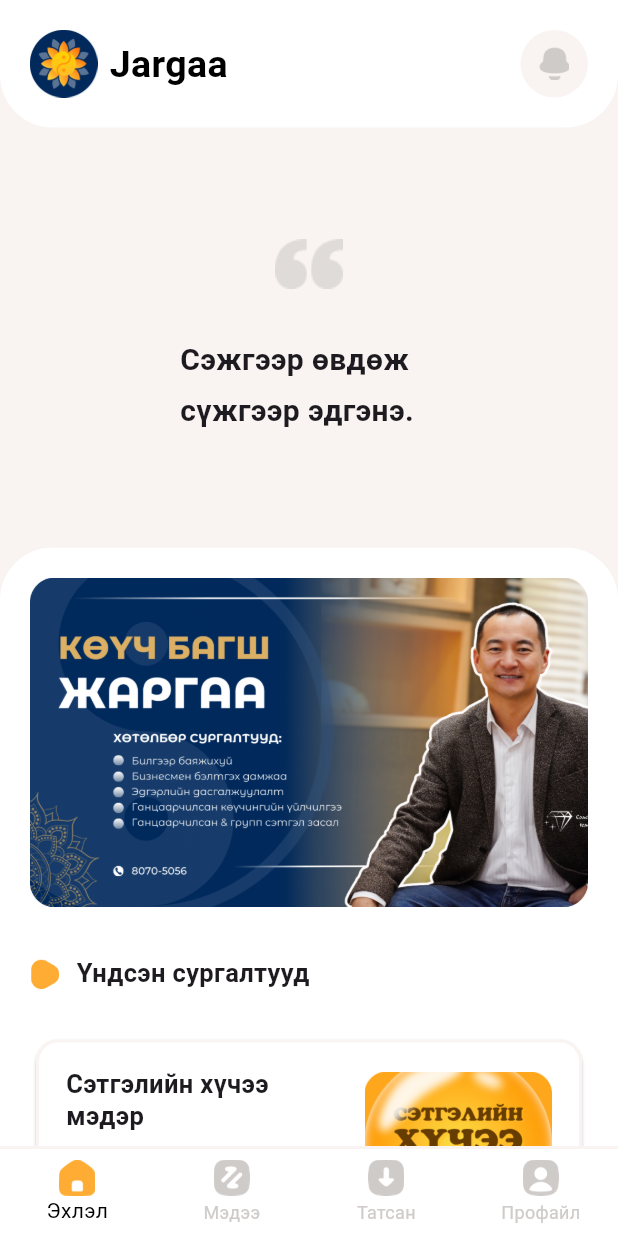
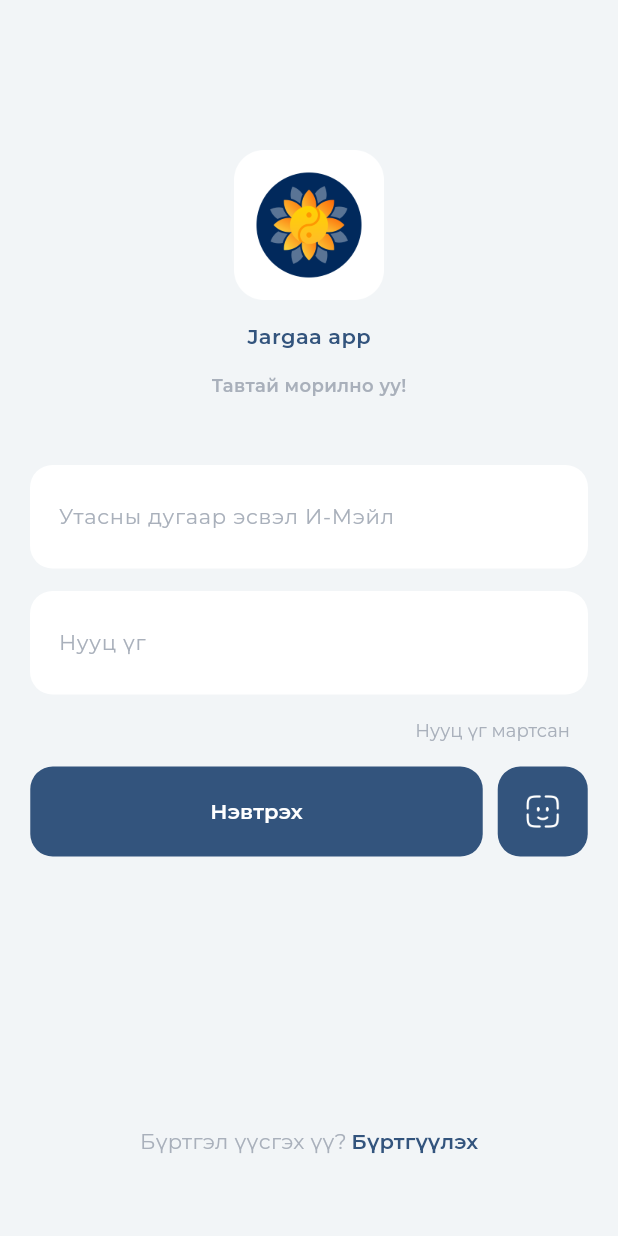
Before and after one commit to Todkhuu/audio_app, a Flutter app: the screen it shows after launch, on a phone screen of 412 x 824 dp. Run offline on Flutter 3.47's test engine with Material 3 defaults, Android fonts, the light colour scheme and no system bars; our stand-ins replace audio_video_progress_bar, dio, google_fonts, just_audio, shared_preferences; accounts and stored records are empty; Roboto replaces fonts that are missing (Geologica).

Commit message:
login screen

```diff
--- /dev/null
+++ b/lib/common/auth_logo.dart
@@ -0,0 +1,34 @@
+import 'package:flutter/material.dart';
+
+class AuthLogo extends StatelessWidget {
+  const AuthLogo({super.key});
+
+  @override
+  Widget build(BuildContext context) {
+    return Column(
+      children: [
+        Image.asset('assets/images/auth/authlogo.png', width: 100),
+        const SizedBox(height: 15),
+        Text(
+          'Jargaa app',
+          style: TextStyle(
+            fontWeight: FontWeight.w600,
+            fontSize: 14,
+            height: 18.54 / 14,
+            color: Color(0xFF33547D),
+          ),
+        ),
+        const SizedBox(height: 15),
+        Text(
+          'Тавтай морилно уу!',
+          style: TextStyle(
+            fontWeight: FontWeight.w600,
+            fontSize: 12,
+            height: 18.54 / 14,
+            color: Color(0xFFA9B0BB),
+          ),
+        ),
+      ],
+    );
+  }
+}
--- a/lib/main.dart
+++ b/lib/main.dart
@@ -1,9 +1,16 @@
-import 'package:audio_app_2/screens/audio_app_bottom_nav.dart';
+import 'package:audio_app_2/managers/auth_manager.dart';
+import 'package:audio_app_2/screens/auth/login_screen.dart';
 import 'package:flutter/material.dart';
 import 'package:google_fonts/google_fonts.dart';
+import 'package:provider/provider.dart';
 
 void main() {
-  runApp(const MyApp());
+  runApp(
+    MultiProvider(
+      providers: [ChangeNotifierProvider(create: (_) => AuthManager())],
+      child: const MyApp(),
+    ),
+  );
 }
 
 class MyApp extends StatelessWidget {
@@ -13,16 +20,18 @@ class MyApp extends StatelessWidget {
     return MaterialApp(
       title: 'Audio Downloader',
       theme: ThemeData(
+        scaffoldBackgroundColor: const Color(0xFFf2f5f7),
         appBarTheme: const AppBarTheme(
           backgroundColor: Colors.white,
           surfaceTintColor: Colors.transparent, // Энэ нь чухал!
           elevation: 1,
         ),
-
-        textTheme: GoogleFonts.geologicaTextTheme(Theme.of(context).textTheme),
+        textTheme: GoogleFonts.montserratTextTheme(Theme.of(context).textTheme),
       ),
       debugShowCheckedModeBanner: false,
-      home: const AudioAppBottomNav(),
+      home: const LoginScreen(),
     );
   }
 }
+
+// const AudioAppBottomNav()
--- /dev/null
+++ b/lib/models/user_model.dart
@@ -0,0 +1,7 @@
+class User {
+  final String identifier; // email эсвэл phone
+  final String password;
+  final String code;
+
+  User({required this.identifier, required this.password, required this.code});
+}
--- /dev/null
+++ b/lib/screens/auth/login_screen.dart
@@ -0,0 +1,28 @@
+import 'package:audio_app_2/common/auth_logo.dart';
+import 'package:audio_app_2/screens/auth/widgets/login_footer.dart';
+import 'package:audio_app_2/screens/auth/widgets/login_form.dart';
+import 'package:flutter/material.dart';
+
+class LoginScreen extends StatelessWidget {
+  const LoginScreen({super.key});
+
+  @override
+  Widget build(BuildContext context) {
+    return Scaffold(
+      body: Column(
+        children: [
+          Padding(padding: const EdgeInsets.only(top: 100), child: AuthLogo()),
+          Padding(
+            padding: const EdgeInsets.symmetric(horizontal: 20),
+            child: LoginForm(),
+          ),
+          Expanded(child: SizedBox()),
+          Padding(
+            padding: const EdgeInsets.only(bottom: 53),
+            child: LoginFooter(),
+          ),
+        ],
+      ),
+    );
+  }
+}
--- /dev/null
+++ b/lib/screens/auth/widgets/login_footer.dart
@@ -0,0 +1,44 @@
+import 'package:audio_app_2/screens/auth/signup_screen.dart';
+import 'package:flutter/material.dart';
+
+class LoginFooter extends StatelessWidget {
+  const LoginFooter({super.key});
+
+  @override
+  Widget build(BuildContext context) {
+    return Row(
+      mainAxisAlignment: MainAxisAlignment.center,
+      children: [
+        Text(
+          'Бүртгэл үүсгэх үү?',
+          style: TextStyle(
+            fontWeight: FontWeight.w400,
+            fontSize: 14,
+            color: Color(0xFFA9B0BB),
+          ),
+        ),
+        TextButton(
+          onPressed: () {
+            Navigator.push(
+              context,
+              MaterialPageRoute(builder: (context) => const SignupScreen()),
+            );
+          },
+          style: TextButton.styleFrom(
+            padding: EdgeInsets.only(left: 3),
+            minimumSize: Size.zero,
+            tapTargetSize: MaterialTapTargetSize.shrinkWrap,
+          ),
+          child: Text(
+            'Бүртгүүлэх',
+            style: TextStyle(
+              fontWeight: FontWeight.w600,
+              fontSize: 14,
+              color: Color(0xFF33547D),
+            ),
+          ),
+        ),
+      ],
+    );
+  }
+}
--- /dev/null
+++ b/lib/screens/auth/widgets/login_form.dart
@@ -0,0 +1,147 @@
+import 'package:audio_app_2/managers/auth_manager.dart';
+import 'package:audio_app_2/screens/auth/widgets/face_id_dialog.dart';
+import 'package:audio_app_2/utils/input_decoration_helper.dart';
+import 'package:audio_app_2/utils/validators.dart';
+import 'package:flutter/material.dart';
+import 'package:provider/provider.dart';
+
+class LoginForm extends StatefulWidget {
+  const LoginForm({super.key});
+
+  @override
+  State<LoginForm> createState() => _LoginFormState();
+}
+
+class _LoginFormState extends State<LoginForm> {
+  final _formKey = GlobalKey<FormState>();
+  final _identifierController = TextEditingController();
+  final _passwordController = TextEditingController();
+
+  @override
+  void dispose() {
+    _identifierController.dispose();
+    _passwordController.dispose();
+    super.dispose();
+  }
+
+  @override
+  Widget build(BuildContext context) {
+    final authManager = context.watch<AuthManager>();
+
+    return Form(
+      key: _formKey,
+      child: Column(
+        mainAxisSize: MainAxisSize.min,
+        children: [
+          const SizedBox(height: 45),
+
+          TextFormField(
+            controller: _identifierController,
+            decoration: InputDecorationHelper().buildInputDecoration(
+              "Утасны дугаар эсвэл И-Мэйл",
+            ),
+            validator: Validators.validateIdentifier,
+          ),
+
+          const SizedBox(height: 15),
+
+          TextFormField(
+            controller: _passwordController,
+            obscureText: true,
+            decoration: InputDecorationHelper().buildInputDecoration("Нууц үг"),
+            validator: Validators.validatePassword,
+          ),
+
+          Align(
+            alignment: Alignment.centerRight,
+            child: TextButton(
+              onPressed: () {},
+              child: const Text(
+                'Нууц үг мартсан',
+                style: TextStyle(
+                  fontWeight: FontWeight.w400,
+                  fontSize: 12,
+                  color: Color(0xFFA9B0BB),
+                ),
+              ),
+            ),
+          ),
+
+          Row(
+            mainAxisAlignment: MainAxisAlignment.center,
+            children: [
+              // Нэвтрэх товч
+              Row(
+                children: [
+                  ElevatedButton(
+                    onPressed: () async {
+                      if (_formKey.currentState!.validate()) {
+                        await authManager.login(
+                          _identifierController.text.trim(),
+                          _passwordController.text,
+                        );
+
+                        if (authManager.errorMessage != null) {
+                          ScaffoldMessenger.of(context).showSnackBar(
+                            SnackBar(content: Text(authManager.errorMessage!)),
+                          );
+                        }
+                      }
+                    },
+                    style: ElevatedButton.styleFrom(
+                      backgroundColor: const Color(0xFF33547D),
+                      foregroundColor: Colors.white,
+                      padding: const EdgeInsets.symmetric(
+                        horizontal: 120,
+                        vertical: 20,
+                      ),
+                      shape: RoundedRectangleBorder(
+                        borderRadius: BorderRadius.circular(15),
+                      ),
+                      elevation: 0,
+                    ),
+                    child: authManager.isLoading
+                        ? const SizedBox(
+                            width: 20,
+                            height: 20,
+                            child: CircularProgressIndicator(
+                              color: Colors.white,
+                              strokeWidth: 2,
+                            ),
+                          )
+                        : const Text(
+                            "Нэвтрэх",
+                            style: TextStyle(
+                              fontWeight: FontWeight.w600,
+                              fontSize: 14,
+                            ),
+                          ),
+                  ),
+                ],
+              ),
+
+              const SizedBox(width: 10),
+
+              IconButton(
+                icon: Image.asset('assets/images/auth/face.png', width: 24),
+                tooltip: "Face ID-ээр нэвтрэх",
+                style: IconButton.styleFrom(
+                  backgroundColor: const Color(0xFF33547D),
+                  foregroundColor: Colors.white,
+                  padding: const EdgeInsets.all(18),
+                  shape: RoundedRectangleBorder(
+                    borderRadius: BorderRadius.circular(15),
+                  ),
+                  elevation: 0,
+                ),
+                onPressed: () {
+                  FaceIDDialog.show(context: context, authManager: authManager);
+                },
+              ),
+            ],
+          ),
+        ],
+      ),
+    );
+  }
+}
--- /dev/null
+++ b/lib/utils/input_decoration_helper.dart
@@ -0,0 +1,21 @@
+import 'package:flutter/material.dart';
+
+class InputDecorationHelper {
+  InputDecoration buildInputDecoration(String labelText) {
+    return InputDecoration(
+      labelText: labelText,
+      labelStyle: const TextStyle(
+        color: Color(0xFFA9B0BB),
+        fontSize: 14,
+        fontWeight: FontWeight.w400,
+      ),
+      border: OutlineInputBorder(
+        borderRadius: BorderRadius.circular(15),
+        borderSide: BorderSide.none,
+      ),
+      filled: true,
+      fillColor: Colors.white,
+      contentPadding: const EdgeInsets.only(left: 15, top: 23, bottom: 22),
+    );
+  }
+}
--- /dev/null
+++ b/lib/utils/validators.dart
@@ -0,0 +1,30 @@
+class Validators {
+  static String? validateIdentifier(String? value) {
+    if (value == null || value.isEmpty) return "Email эсвэл утас хоосон байна";
+    final emailRegex = RegExp(r"^[\w-\.]+@([\w-]+\.)+[\w-]{2,4}$");
+    final phoneRegex = RegExp(r"^\+?\d{8,15}$");
+
+    if (!emailRegex.hasMatch(value) && !phoneRegex.hasMatch(value)) {
+      return "Email эсвэл утас буруу байна";
+    }
+    return null;
+  }
+
+  static String? validatePassword(String? value) {
+    if (value == null || value.isEmpty) return "Нууц үг хоосон байна";
+    if (value.length < 6) return "Нууц үг дор хаяж 6 тэмдэгттэй байх ёстой";
+    return null;
+  }
+
+  static String? validatePhone(String? value) {
+    if (value == null || value.isEmpty) return "Утас хоосон байна";
+    if (!RegExp(r"^\+?\d{8,15}$").hasMatch(value)) return "Утас буруу байна";
+    return null;
+  }
+
+  static String? validateCode(String? value) {
+    if (value == null || value.isEmpty) return "Код хоосон байна";
+    if (!RegExp(r"^\d{4}$").hasMatch(value)) return "Код 4 оронтой байх ёстой";
+    return null;
+  }
+}
--- a/pubspec.yaml
+++ b/pubspec.yaml
@@ -19,6 +19,7 @@ dependencies:
   flutter_audio_waveforms: ^1.2.1+8
   google_fonts: ^6.3.1
   shared_preferences: ^2.5.3
+  provider: ^6.1.5+1
 
 dev_dependencies:
   flutter_test:
@@ -35,3 +36,4 @@ flutter:
     - assets/images/action_control/
     - assets/images/bottom_nav/
     - assets/images/notification/
+    - assets/images/auth/
```
Also changed, not shown: lib/managers/auth_manager.dart (added, +104 -0 lines), lib/screens/auth/signup_screen.dart (added, +15 -0 lines), lib/screens/auth/widgets/face_id_dialog.dart (added, +176 -0 lines), lib/screens/auth/widgets/signup_form.dart (added, +96 -0 lines), assets/images/auth/authlogo.png (added), assets/images/auth/face.png (added), assets/images/auth/facebold.png (added), pubspec.lock.
